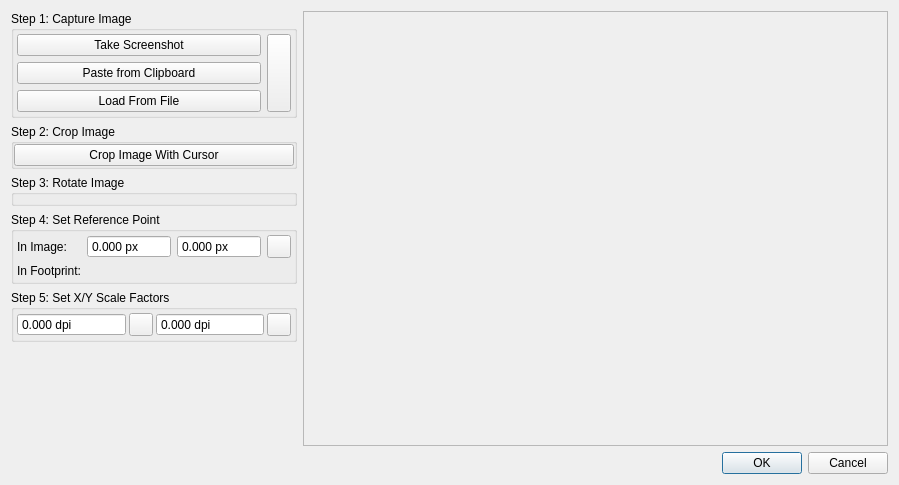
LibrePCB/LibrePCB, file libs/librepcb/editor/dialogs/backgroundimagesetupdialog.ui: the form before one commit.
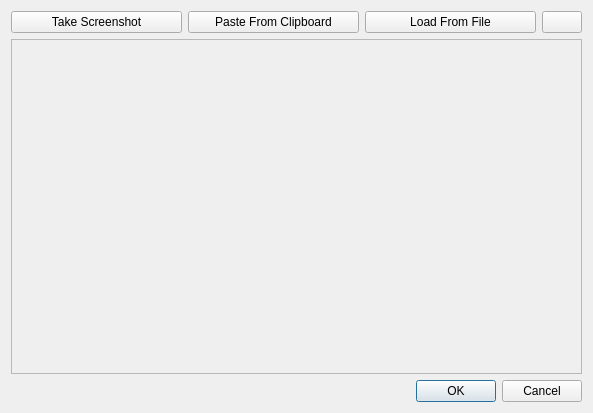
The form after the commit. Icons and pictures are not drawn. Custom widgets are drawn as their Qt base class.

Diff of the .ui file:
```diff
--- a/libs/librepcb/editor/dialogs/backgroundimagesetupdialog.ui
+++ b/libs/librepcb/editor/dialogs/backgroundimagesetupdialog.ui
@@ -6,51 +6,17 @@
    <rect>
     <x>0</x>
     <y>0</y>
-    <width>899</width>
-    <height>485</height>
+    <width>593</width>
+    <height>413</height>
    </rect>
   </property>
   <property name="windowTitle">
    <string>Set Background Image</string>
   </property>
-  <layout class="QVBoxLayout" name="verticalLayout_2">
+  <layout class="QVBoxLayout" name="verticalLayout" stretch="0,1,0">
    <item>
-    <layout class="QHBoxLayout" name="horizontalLayout" stretch="0,1">
+    <layout class="QHBoxLayout" name="horizontalLayout">
      <item>
-      <layout class="QVBoxLayout" name="verticalLayout" stretch="0,0,0,0,0,0">
-       <item>
-        <widget class="QGroupBox" name="groupBox">
-         <property name="title">
-          <string>Step 1: Capture Image</string>
-         </property>
-         <layout class="QGridLayout" name="gridLayout_2">
-          <property name="leftMargin">
-           <number>3</number>
-          </property>
-          <property name="topMargin">
-           <number>3</number>
-          </property>
-          <property name="rightMargin">
-           <number>3</number>
-          </property>
-          <property name="bottomMargin">
-           <number>3</number>
-          </property>
-          <item row="2" column="0" colspan="2">
-           <widget class="QPushButton" name="btnPaste">
-            <property name="toolTip">
-             <string>Paste image from clipboard</string>
-            </property>
-            <property name="text">
-             <string>Paste from Clipboard</string>
-            </property>
-            <property name="icon">
-             <iconset>
-              <normaloff>:/img/actions/paste.png</normaloff>:/img/actions/paste.png</iconset>
-            </property>
-           </widget>
-          </item>
-          <item row="1" column="0" colspan="2">
            <widget class="QPushButton" name="btnScreenshot">
             <property name="toolTip">
              <string>Take a screenshot</string>
@@ -64,7 +30,21 @@
             </property>
            </widget>
           </item>
-          <item row="3" column="0" colspan="2">
+     <item>
+      <widget class="QPushButton" name="btnPaste">
+       <property name="toolTip">
+        <string>Paste image from clipboard</string>
+       </property>
+       <property name="text">
+        <string>Paste From Clipboard</string>
+       </property>
+       <property name="icon">
+        <iconset>
+         <normaloff>:/img/actions/paste.png</normaloff>:/img/actions/paste.png</iconset>
+       </property>
+      </widget>
+     </item>
+     <item>
            <widget class="QPushButton" name="btnOpen">
             <property name="toolTip">
              <string>Open image from file</string>
@@ -78,16 +58,16 @@
             </property>
            </widget>
           </item>
-          <item row="1" column="2" rowspan="3">
-           <widget class="QToolButton" name="btnReset">
+     <item>
+      <widget class="QPushButton" name="btnReset">
             <property name="sizePolicy">
-             <sizepolicy hsizetype="Fixed" vsizetype="MinimumExpanding">
+        <sizepolicy hsizetype="Fixed" vsizetype="Fixed">
               <horstretch>0</horstretch>
               <verstretch>0</verstretch>
              </sizepolicy>
             </property>
-            <property name="text">
-             <string/>
+       <property name="toolTip">
+        <string>Discard image</string>
             </property>
             <property name="icon">
              <iconset>
@@ -96,240 +76,6 @@
            </widget>
           </item>
          </layout>
-        </widget>
-       </item>
-       <item>
-        <widget class="QGroupBox" name="groupBox_4">
-         <property name="title">
-          <string>Step 2: Crop Image</string>
-         </property>
-         <layout class="QVBoxLayout" name="verticalLayout_6">
-          <property name="leftMargin">
-           <number>0</number>
-          </property>
-          <property name="topMargin">
-           <number>0</number>
-          </property>
-          <property name="rightMargin">
-           <number>0</number>
-          </property>
-          <property name="bottomMargin">
-           <number>0</number>
-          </property>
-          <item>
-           <widget class="QPushButton" name="btnCrop">
-            <property name="text">
-             <string>Crop Image With Cursor</string>
-            </property>
-            <property name="icon">
-             <iconset>
-              <normaloff>:/img/actions/cut.png</normaloff>:/img/actions/cut.png</iconset>
-            </property>
-           </widget>
-          </item>
-         </layout>
-        </widget>
-       </item>
-       <item>
-        <widget class="QGroupBox" name="groupBox_3">
-         <property name="title">
-          <string>Step 3: Rotate Image</string>
-         </property>
-         <layout class="QVBoxLayout" name="verticalLayout_5">
-          <property name="leftMargin">
-           <number>0</number>
-          </property>
-          <property name="topMargin">
-           <number>0</number>
-          </property>
-          <property name="rightMargin">
-           <number>0</number>
-          </property>
-          <property name="bottomMargin">
-           <number>0</number>
-          </property>
-          <item>
-           <widget class="librepcb::editor::AngleEdit" name="edtRotation" native="true"/>
-          </item>
-         </layout>
-        </widget>
-       </item>
-       <item>
-        <widget class="QGroupBox" name="groupBox_2">
-         <property name="title">
-          <string>Step 4: Set Reference Point</string>
-         </property>
-         <layout class="QGridLayout" name="gridLayout">
-          <property name="leftMargin">
-           <number>3</number>
-          </property>
-          <property name="topMargin">
-           <number>3</number>
-          </property>
-          <property name="rightMargin">
-           <number>3</number>
-          </property>
-          <property name="bottomMargin">
-           <number>3</number>
-          </property>
-          <item row="1" column="2">
-           <widget class="librepcb::editor::LengthEdit" name="edtPositionY" native="true"/>
-          </item>
-          <item row="0" column="1">
-           <widget class="QDoubleSpinBox" name="spbxReferenceX">
-            <property name="buttonSymbols">
-             <enum>QAbstractSpinBox::NoButtons</enum>
-            </property>
-            <property name="suffix">
-             <string notr="true"> px</string>
-            </property>
-            <property name="decimals">
-             <number>3</number>
-            </property>
-            <property name="maximum">
-             <double>99999.000000000000000</double>
-            </property>
-           </widget>
-          </item>
-          <item row="1" column="0">
-           <widget class="QLabel" name="label_4">
-            <property name="text">
-             <string>In Footprint:</string>
-            </property>
-           </widget>
-          </item>
-          <item row="0" column="2">
-           <widget class="QDoubleSpinBox" name="spbxReferenceY">
-            <property name="buttonSymbols">
-             <enum>QAbstractSpinBox::NoButtons</enum>
-            </property>
-            <property name="suffix">
-             <string> px</string>
-            </property>
-            <property name="decimals">
-             <number>3</number>
-            </property>
-            <property name="maximum">
-             <double>99999.000000000000000</double>
-            </property>
-           </widget>
-          </item>
-          <item row="0" column="0">
-           <widget class="QLabel" name="label_3">
-            <property name="text">
-             <string>In Image:</string>
-            </property>
-           </widget>
-          </item>
-          <item row="1" column="1">
-           <widget class="librepcb::editor::LengthEdit" name="edtPositionX" native="true"/>
-          </item>
-          <item row="0" column="3">
-           <widget class="QToolButton" name="btnSelectReference">
-            <property name="toolTip">
-             <string>Select reference point</string>
-            </property>
-            <property name="icon">
-             <iconset>
-              <normaloff>:/img/actions/select.png</normaloff>:/img/actions/select.png</iconset>
-            </property>
-           </widget>
-          </item>
-         </layout>
-        </widget>
-       </item>
-       <item>
-        <widget class="QGroupBox" name="groupBox_5">
-         <property name="title">
-          <string>Step 5: Set X/Y Scale Factors</string>
-         </property>
-         <layout class="QGridLayout" name="gridLayout_3">
-          <property name="leftMargin">
-           <number>3</number>
-          </property>
-          <property name="topMargin">
-           <number>3</number>
-          </property>
-          <property name="rightMargin">
-           <number>3</number>
-          </property>
-          <property name="bottomMargin">
-           <number>3</number>
-          </property>
-          <property name="horizontalSpacing">
-           <number>3</number>
-          </property>
-          <item row="0" column="0">
-           <widget class="QDoubleSpinBox" name="spbxDpiX">
-            <property name="buttonSymbols">
-             <enum>QAbstractSpinBox::NoButtons</enum>
-            </property>
-            <property name="suffix">
-             <string notr="true"> dpi</string>
-            </property>
-            <property name="decimals">
-             <number>3</number>
-            </property>
-            <property name="maximum">
-             <double>99999.000000000000000</double>
-            </property>
-           </widget>
-          </item>
-          <item row="0" column="2">
-           <widget class="QDoubleSpinBox" name="spbxDpiY">
-            <property name="buttonSymbols">
-             <enum>QAbstractSpinBox::NoButtons</enum>
-            </property>
-            <property name="suffix">
-             <string notr="true"> dpi</string>
-            </property>
-            <property name="decimals">
-             <number>3</number>
-            </property>
-            <property name="maximum">
-             <double>99999.000000000000000</double>
-            </property>
-           </widget>
-          </item>
-          <item row="0" column="1">
-           <widget class="QToolButton" name="btnMeasureScaleX">
-            <property name="toolTip">
-             <string>Measure scale in X-direction</string>
-            </property>
-            <property name="icon">
-             <iconset>
-              <normaloff>:/img/actions/ruler.png</normaloff>:/img/actions/ruler.png</iconset>
-            </property>
-           </widget>
-          </item>
-          <item row="0" column="3">
-           <widget class="QToolButton" name="btnMeasureScaleY">
-            <property name="toolTip">
-             <string>Measure scale in Y-direction</string>
-            </property>
-            <property name="icon">
-             <iconset>
-              <normaloff>:/img/actions/ruler.png</normaloff>:/img/actions/ruler.png</iconset>
-            </property>
-           </widget>
-          </item>
-         </layout>
-        </widget>
-       </item>
-       <item>
-        <spacer name="verticalSpacer">
-         <property name="orientation">
-          <enum>Qt::Vertical</enum>
-         </property>
-         <property name="sizeHint" stdset="0">
-          <size>
-           <width>20</width>
-           <height>40</height>
-          </size>
-         </property>
-        </spacer>
-       </item>
-      </layout>
      </item>
      <item>
       <widget class="QFrame" name="frame">
@@ -377,8 +123,6 @@
        </layout>
       </widget>
      </item>
-    </layout>
-   </item>
    <item>
     <layout class="QHBoxLayout" name="horizontalLayout_3" stretch="1,0">
      <item>
@@ -406,18 +150,6 @@
   </layout>
  </widget>
  <customwidgets>
-  <customwidget>
-   <class>librepcb::editor::LengthEdit</class>
-   <extends>QWidget</extends>
-   <header location="global">librepcb/editor/widgets/lengthedit.h</header>
-   <container>1</container>
-  </customwidget>
-  <customwidget>
-   <class>librepcb::editor::AngleEdit</class>
-   <extends>QWidget</extends>
-   <header location="global">librepcb/editor/widgets/angleedit.h</header>
-   <container>1</container>
-  </customwidget>
   <customwidget>
    <class>librepcb::editor::GraphicsView</class>
    <extends>QWidget</extends>
```
Lines whose indentation alone changed are shown as unchanged.
